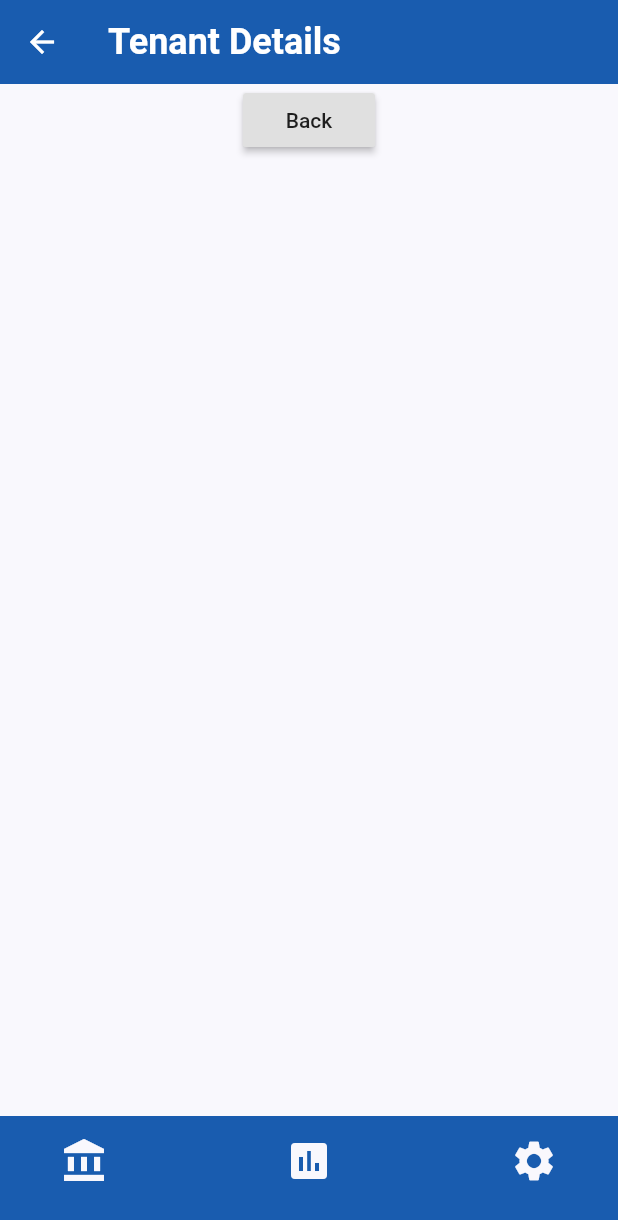
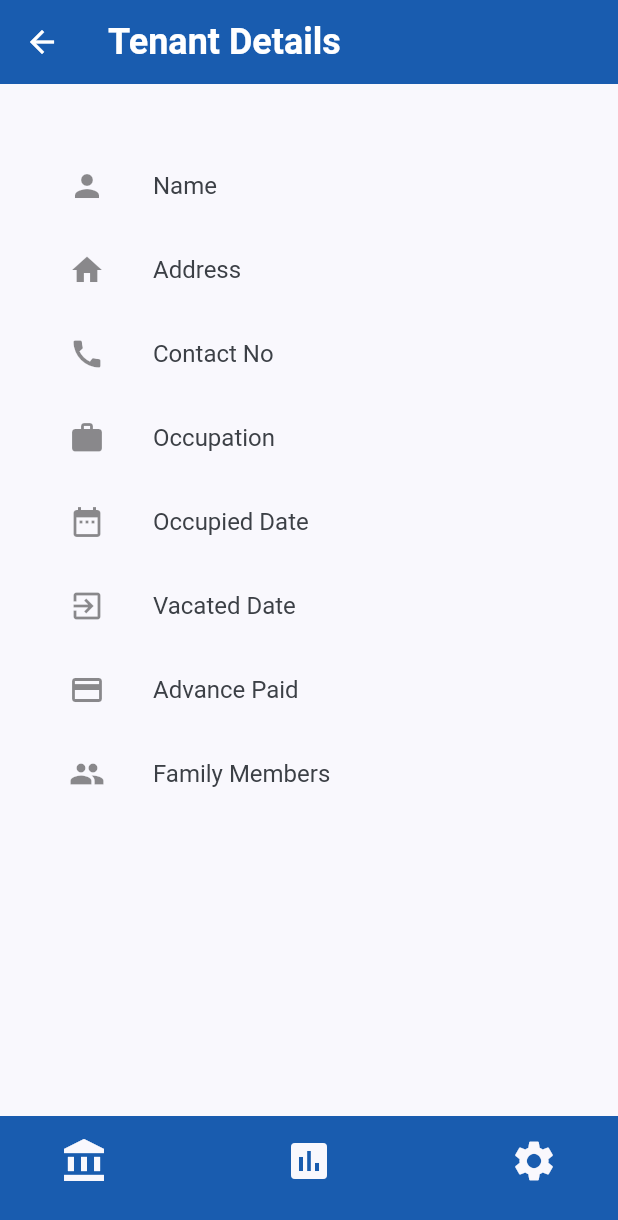
Before and after one commit to praneethr86/rentdiary, a Flutter app: the TenantDetails screen opened directly, on a phone screen of 412 x 824 dp. Shown: the top 1220 px of the screen. Run offline on Flutter 3.47's test engine with Material 2 defaults, Android fonts, the phone set to English and light mode, and no system bars.

Commit message:
Add tenant details screen

```diff
--- a/lib/screens/tenantdetails/components/body.dart
+++ b/lib/screens/tenantdetails/components/body.dart
@@ -1,23 +1,48 @@
 import 'package:flutter/material.dart';
+import 'package:rentdiary/constants.dart';
 
 class Body extends StatelessWidget {
   @override
   Widget build(BuildContext context) {
-    return Container(
-      child: Center(
+    return Padding(
+      padding: EdgeInsets.only(
+          top: kDefaultPadding * 2, left: kDefaultPadding * 1.5),
+      child: Container(
         child: Column(
+          mainAxisAlignment: MainAxisAlignment.start,
           children: [
-            Row(
-              mainAxisAlignment: MainAxisAlignment.center,
-              children: [
-                RaisedButton(
-                  child: Text('Back'),
-                  onPressed: () {
-                    Navigator.pop(context);
-                  },
-                ),
-              ],
-            )
+            ListTile(
+              leading: Icon(Icons.person),
+              title: Text('Name'),
+            ),
+            ListTile(
+              leading: Icon(Icons.home),
+              title: Text('Address'),
+            ),
+            ListTile(
+              leading: Icon(Icons.call),
+              title: Text('Contact No'),
+            ),
+            ListTile(
+              leading: Icon(Icons.work),
+              title: Text('Occupation'),
+            ),
+            ListTile(
+              leading: Icon(Icons.date_range),
+              title: Text('Occupied Date'),
+            ),
+            ListTile(
+              leading: Icon(Icons.exit_to_app),
+              title: Text('Vacated Date'),
+            ),
+            ListTile(
+              leading: Icon(Icons.payment),
+              title: Text('Advance Paid'),
+            ),
+            ListTile(
+              leading: Icon(Icons.people),
+              title: Text('Family Members'),
+            ),
           ],
         ),
       ),
```
